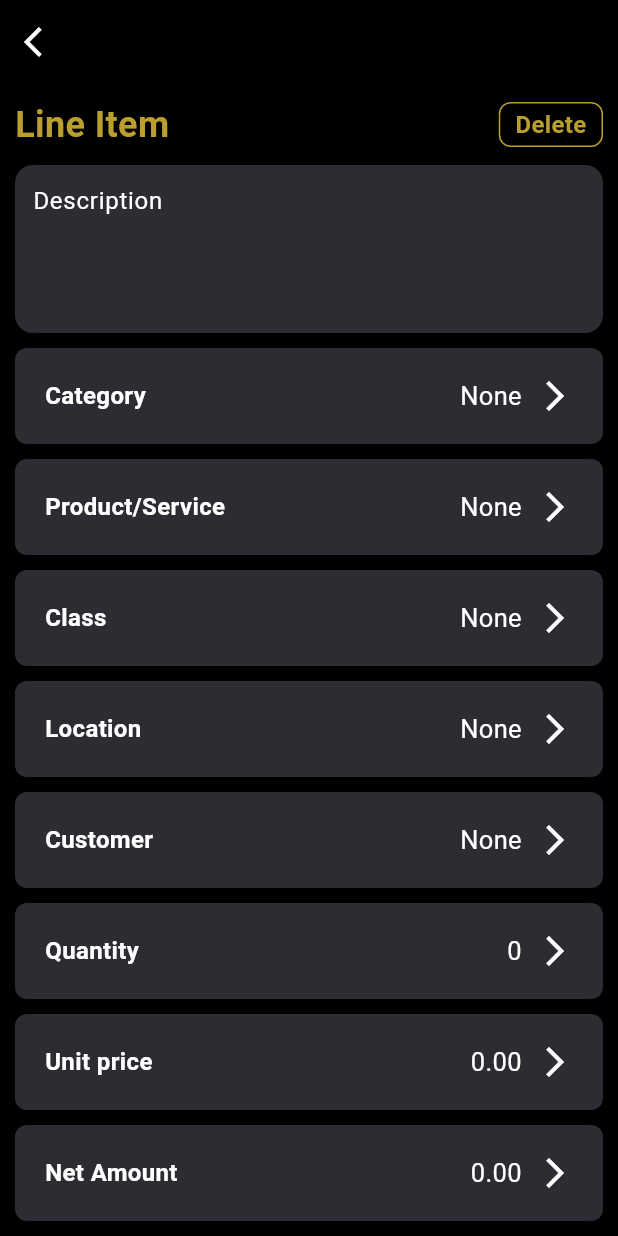
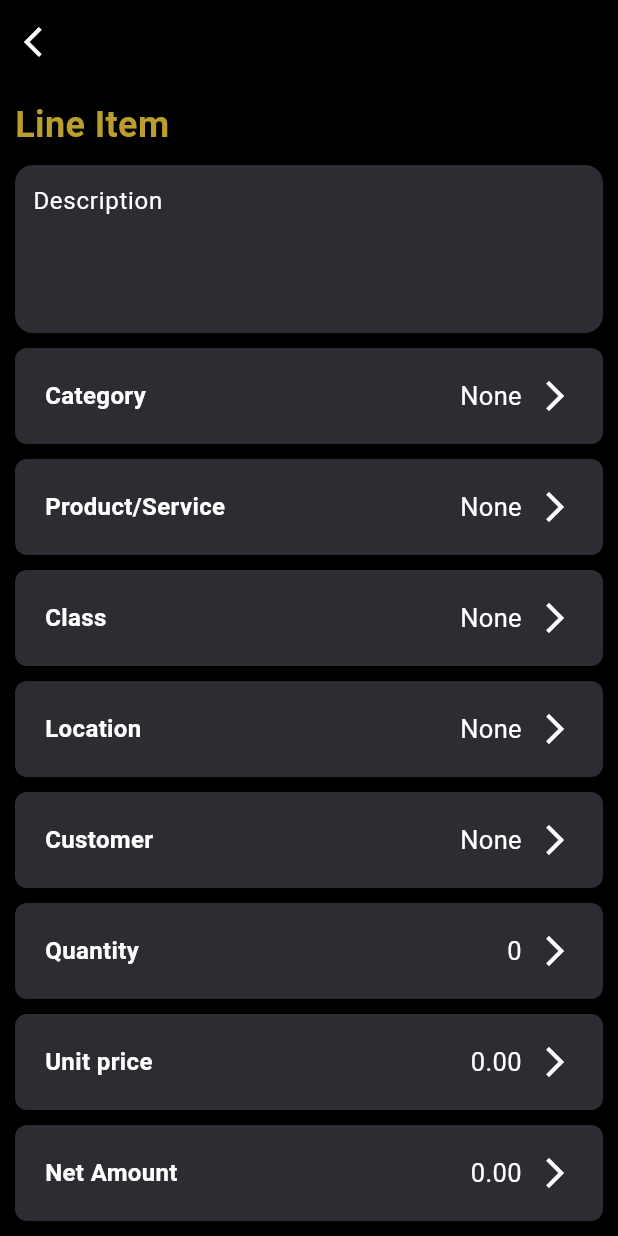
Before and after one commit to FalgunT/SJPR, a Flutter app: the LineItemsDetailScreen screen opened directly with empty values, on a phone screen of 412 x 824 dp. Run offline on Flutter 3.47's test engine with Material 3 defaults, Android fonts, the phone set to English and light mode, and no system bars; our stand-ins replace connectivity_plus, flutter_svg, fluttertoast, hexcolor, image_picker and 4 more; missing offline and left inert: cunning_document_scanner, dart:ffi, flutter_guid; accounts and stored records are empty; network calls fail.

Commit message:
remove delete button for add new line item

```diff
--- a/sjpr/lib/screen/lineitems/line_items_detail.dart
+++ b/sjpr/lib/screen/lineitems/line_items_detail.dart
@@ -77,6 +77,7 @@ class _LineItemsDetailScreenState extends State<LineItemsDetailScreen> {
                               color: activeTxtColor,
                               fontSize: 24),
                         ),
+                  widget.lineitem_id.isNotEmpty?
                         CommonButton(
                             textFontSize: 16,
                             height: 30,
@@ -86,7 +87,7 @@ class _LineItemsDetailScreenState extends State<LineItemsDetailScreen> {
                             outlinedBorderColor: activeTxtColor,
                             onPressed: () {
                               _showDeleteConfirmationDialog(context);
-                            })
+                            }):const Center()
                       ],
                     ),
                     Spacer(),
```
